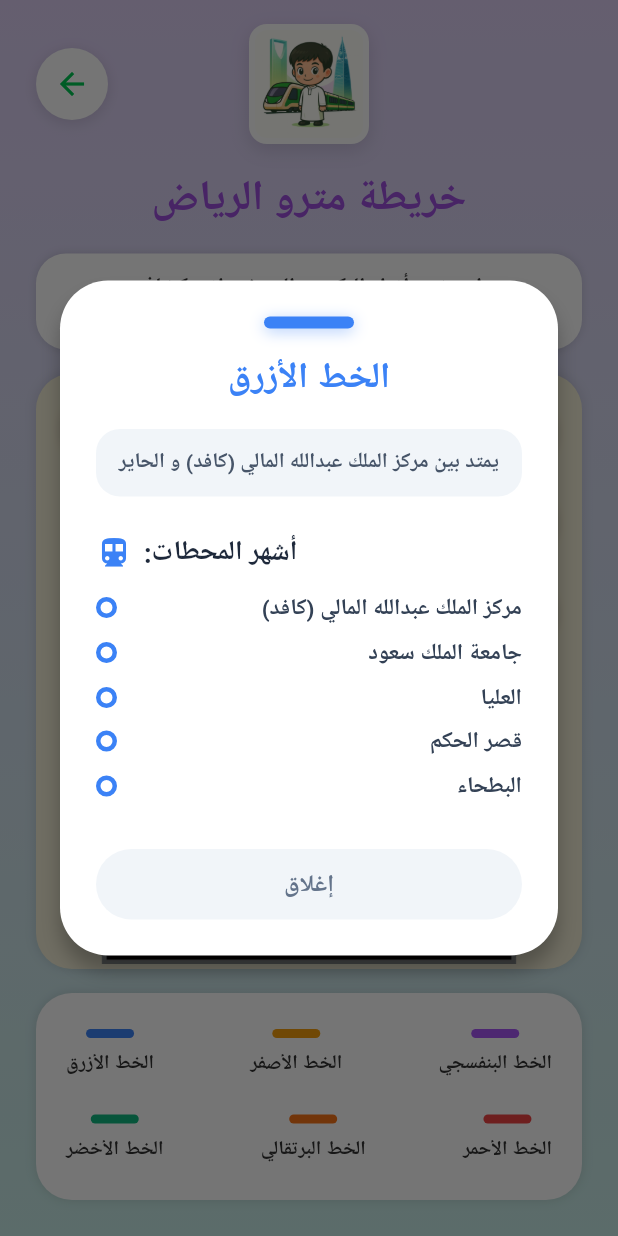
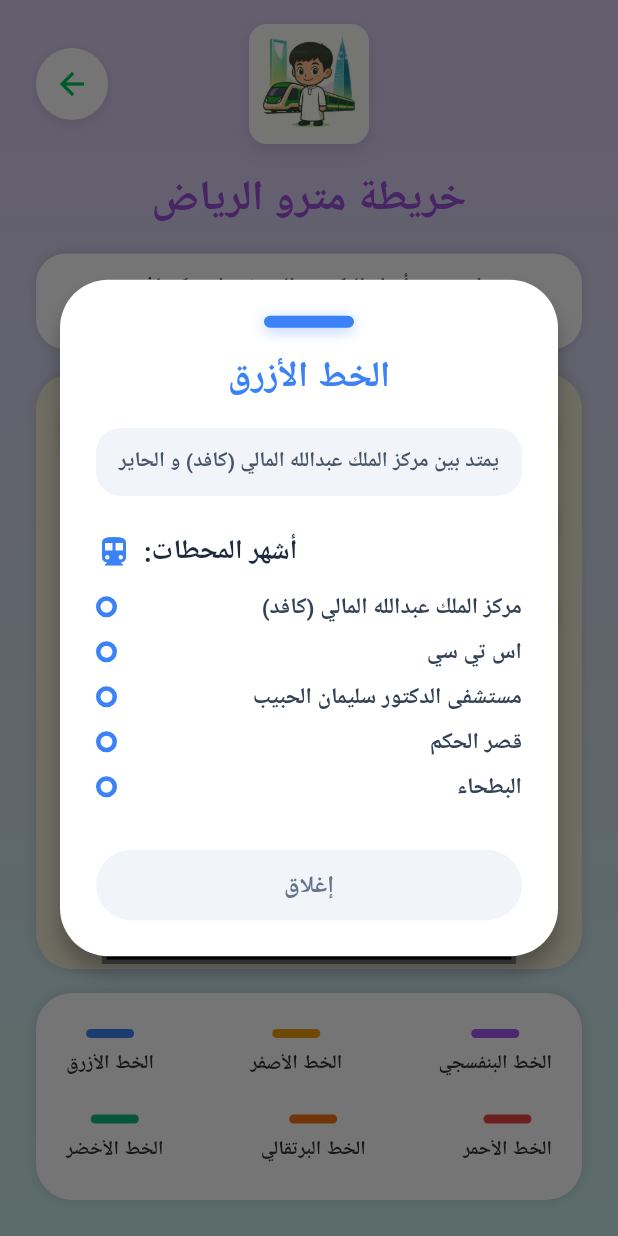
Before and after one commit to Maarij-Aqeel/waddah, a Flutter app: the MapViewerScreen screen opened directly, after a tap on "الخط الأزرق", on a phone screen of 412 x 824 dp. Run offline on Flutter 3.47's test engine with Material 3 defaults, Android fonts, the phone set to English and light mode, and no system bars; our stand-ins replace firebase_auth, firebase_core, google_fonts; accounts and stored records are empty; Roboto replaces fonts that are missing (Cairo).

Commit message:
changed text

```diff
--- a/lib/screens/map_viewer_screen.dart
+++ b/lib/screens/map_viewer_screen.dart
@@ -301,7 +301,7 @@ class _MapViewerScreenState extends State<MapViewerScreen> {
                               const Color(0xFFA855F7),
                               'يمتد بين طريق عبدالرحمن بن عوف و النسيم',
                               [
-                                'الروابي',
+                                'غرناطة',
                                 'النسيم',
                               ],
                             ),
@@ -316,7 +316,7 @@ class _MapViewerScreenState extends State<MapViewerScreen> {
                               'يمتد بين مركز الملك عبدالله المالي (كافد) و مطار الملك خالد الدولي',
                               [
                                 'مركز الملك عبدالله المالي (كافد)',
-                                'غرناطة',
+                                'جامعة الاميرة نورة',
                                 'مطار الملك خالد الدولي',
                               ],
                             ),
@@ -331,8 +331,8 @@ class _MapViewerScreenState extends State<MapViewerScreen> {
                               'يمتد بين مركز الملك عبدالله المالي (كافد) و الحاير',
                               [
                                 'مركز الملك عبدالله المالي (كافد)',
-                                'جامعة الملك سعود',
-                                'العليا',
+                                'اس تي سي',
+                                'مستشفى الدكتور سليمان الحبيب',
                                 'قصر الحكم',
                                 'البطحاء',
                               ],
@@ -385,8 +385,8 @@ class _MapViewerScreenState extends State<MapViewerScreen> {
                               'يمتد بين وزارة الدفاع و الملز',
                               [
                                 'وزارة الدفاع',
-                                'قصر الحكم',
-                                'الملز',
+                                'المتحف الوطني',
+                                'حديقة الملك سلمان',
                               ],
                             ),
                           ),
```
